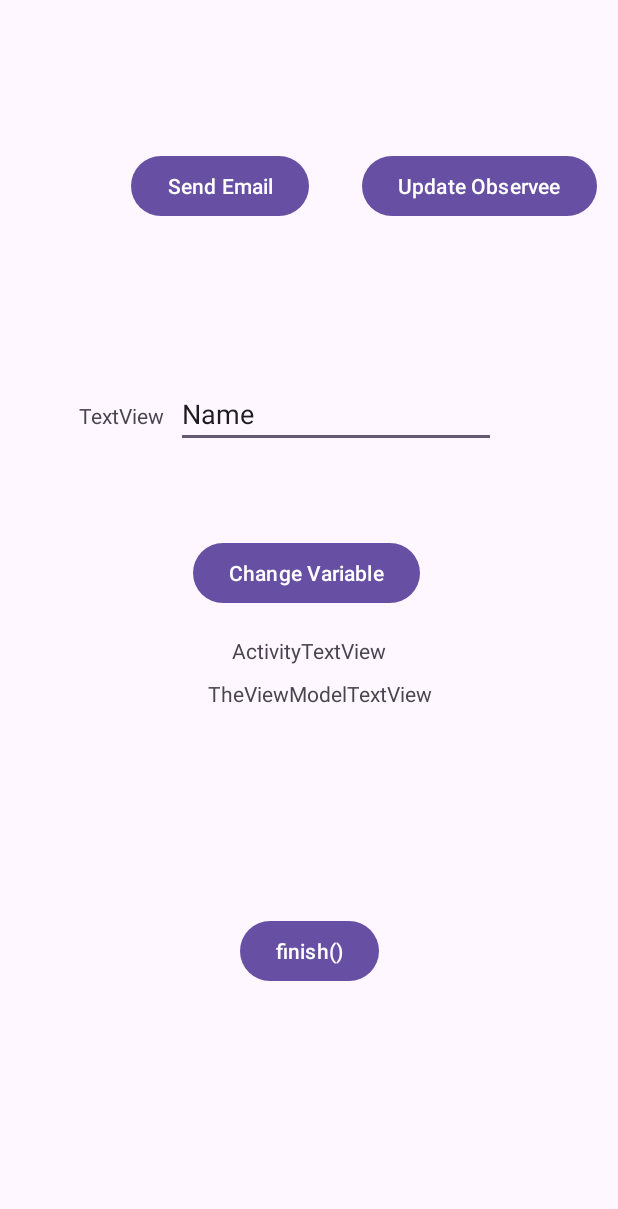
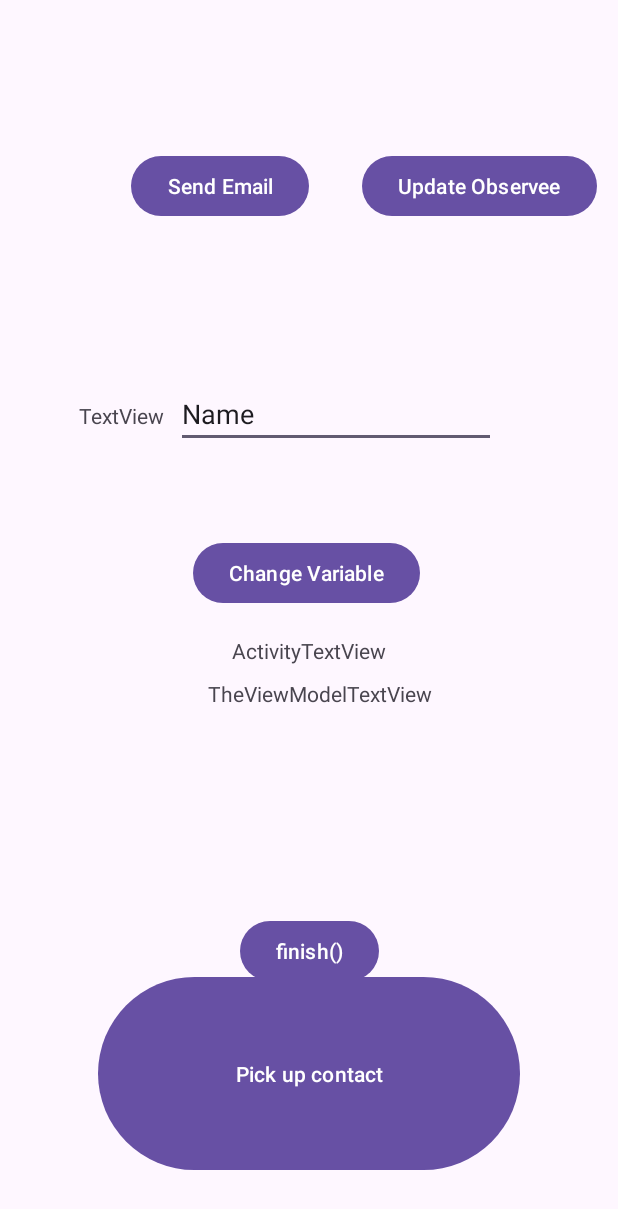
Before and after one commit to javarmgar/android_fundamentals_colab, an Android app: the screen it shows after launch (EmailSenderActivity), on a phone screen of 412 x 824 dp. Shown: the top 1209 px of the screen. Run offline under Robolectric (Android 15) with nearby library versions, the phone set to English and light mode, and no system bars.

Commit message:
startActivityForResult Example

```diff
--- a/app/src/main/res/layout/activity_email_sender.xml
+++ b/app/src/main/res/layout/activity_email_sender.xml
@@ -85,9 +85,25 @@
         android:id="@+id/buttonUpdateObservee"
         android:layout_width="wrap_content"
         android:layout_height="wrap_content"
+        android:layout_marginTop="100dp"
         android:layout_marginEnd="14dp"
+        android:layout_marginBottom="499dp"
         android:text="Update Observee"
-        app:layout_constraintBaseline_toBaselineOf="@+id/button"
-        app:layout_constraintEnd_toEndOf="parent" />
+        app:layout_constraintBottom_toTopOf="@+id/pickUpButton"
+        app:layout_constraintEnd_toEndOf="parent"
+        app:layout_constraintTop_toTopOf="parent" />
+
+    <Button
+        android:id="@+id/pickUpButton"
+        android:layout_width="0dp"
+        android:layout_height="0dp"
+        android:layout_marginStart="65dp"
+        android:layout_marginEnd="65dp"
+        android:layout_marginBottom="40dp"
+        android:text="Pick up contact"
+        app:layout_constraintBottom_toBottomOf="parent"
+        app:layout_constraintEnd_toEndOf="parent"
+        app:layout_constraintStart_toStartOf="parent"
+        app:layout_constraintTop_toBottomOf="@+id/buttonUpdateObservee" />
 
 </androidx.constraintlayout.widget.ConstraintLayout>
```
Also changed, not shown: app/src/main/AndroidManifest.xml (+4 -4 lines), app/src/main/java/com/example/androidfundamentalsapp/EmailSenderActivity.kt (+45 -1 lines), app/src/main/java/com/example/androidfundamentalsapp/PickUpContactActivity.kt (added, +49 -0 lines), app/src/main/res/layout/activity_pick_up_contact.xml (added, +28 -0 lines).
